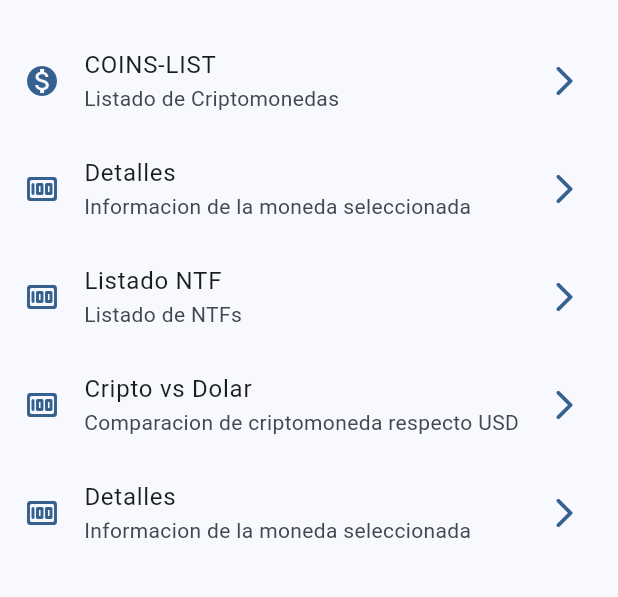
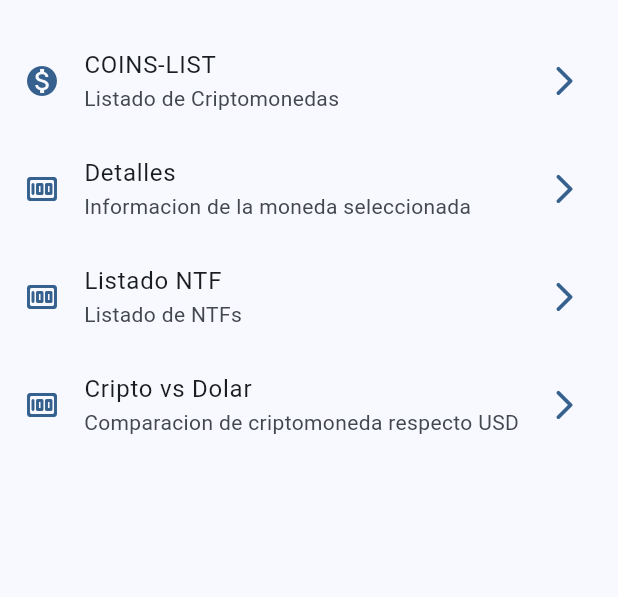
Before and after one commit to GerardSeef/hackaton_helipagos_mobile, a Flutter app: the screen it shows after launch, on a phone screen of 412 x 824 dp, the part 57-654 px from its top. Run offline on Flutter 3.47's test engine with Material 2 defaults, Android fonts, the light colour scheme and no system bars; our stand-ins replace go_router.

Commit message:
ventanas navegacion

```diff
--- a/lib/config/app_router/app_router.dart
+++ b/lib/config/app_router/app_router.dart
@@ -3,8 +3,10 @@
 // GoRouter configuration
 import 'package:go_router/go_router.dart';
 import 'package:hackaton_helipagos_mobile/presentation/coins/coins_list_screen.dart';
-import 'package:hackaton_helipagos_mobile/presentation/detalles/detalles/detalles_screen.dart';
+import 'package:hackaton_helipagos_mobile/presentation/cripto_vs_dolar/cripto_vs_dolar.dart';
+import 'package:hackaton_helipagos_mobile/presentation/detalles/detalles_screen.dart';
 import 'package:hackaton_helipagos_mobile/presentation/home/home_screen.dart';
+import 'package:hackaton_helipagos_mobile/presentation/ntf/ntf_listado_screen.dart';
 
 
 final appRouter = GoRouter(
@@ -25,5 +27,15 @@ final appRouter = GoRouter(
       name: DetallesScreen.name,
       builder: (context, state) => const DetallesScreen(),
     ),
+     GoRoute(
+      path: '/ntfList',
+      name: NtfListScreen.name,
+      builder: (context, state) => const NtfListScreen(),
+    ),
+      GoRoute(
+      path: '/criptoVsDolar',
+      name: CriptoVsDolarScreen.name,
+      builder: (context, state) => const CriptoVsDolarScreen(),
+    ),
   ],
 );
--- a/lib/config/menu/menu_items.dart
+++ b/lib/config/menu/menu_items.dart
@@ -40,11 +40,6 @@ const appMenuItems = <MenuItem>[
       link: '/criptoVsDolar',
       icon: Icons.money_rounded
     ),
-    MenuItem(
-      title: 'Detalles',
-      subTitle: 'Informacion de la moneda seleccionada',
-      link: '/coinsDetail',
-      icon: Icons.money_rounded
-    ),
+
 
 ];
--- a/lib/main.dart
+++ b/lib/main.dart
@@ -1,8 +1,7 @@
 import 'package:flutter/material.dart';
 import 'package:hackaton_helipagos_mobile/config/app_router/app_router.dart';
 import 'package:hackaton_helipagos_mobile/config/theme/app_theme.dart';
-import 'package:hackaton_helipagos_mobile/presentation/coins/coins_list_screen.dart';
-import 'package:hackaton_helipagos_mobile/presentation/home/home_screen.dart';
+
 
 
 
```
Also changed, not shown: lib/presentation/cripto_vs_dolar/cripto_vs_dolar.dart (added, +19 -0 lines), lib/presentation/detalles/detalles/detalles_screen.dart (deleted, +0 -11 lines), lib/presentation/detalles/detalles_screen.dart (added, +19 -0 lines), lib/presentation/home/home_screen.dart (+1 -13 lines), lib/presentation/ntf/ntf_listado_screen.dart (added, +21 -0 lines).
